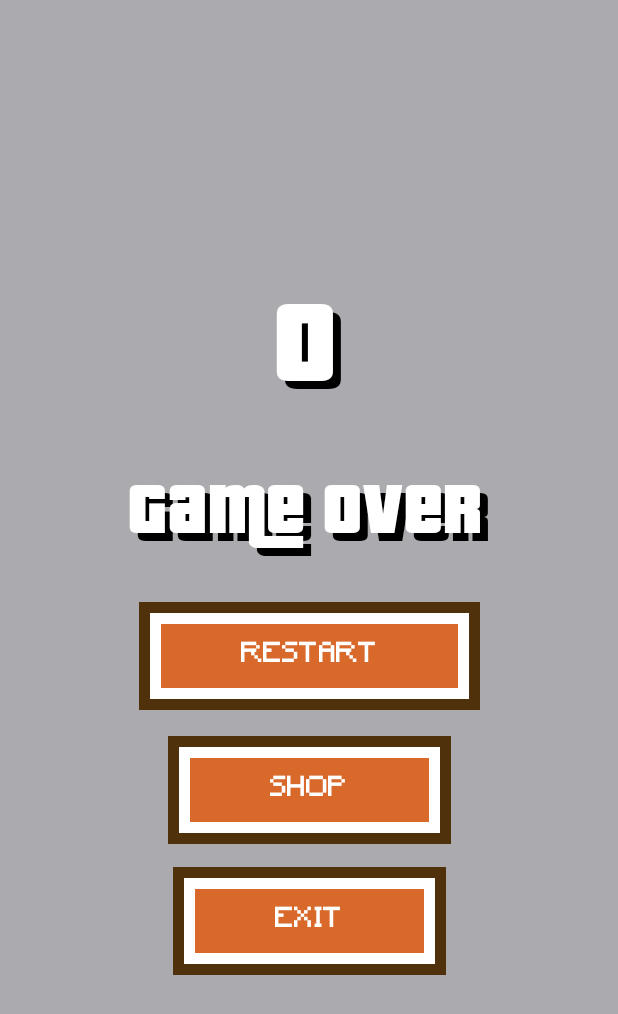
After one commit to GreedyGame/demo-offerwall, an Android app built with Jetpack Compose: the composable GameOverScreen called with empty values, on a phone screen of 412 x 824 dp. The commit adds this screen. Shown: the top 1014 px of the screen. Run offline under Robolectric (Android 15) with nearby library versions, the phone set to English and light mode, and no system bars.

Commit message:
major: add support for game over screen

```diff
--- a/iapgame/src/main/java/com/example/iapgame/racingcar_game/ui/game/state/BackgroundState.kt
+++ b/iapgame/src/main/java/com/example/iapgame/racingcar_game/ui/game/state/BackgroundState.kt
@@ -36,4 +36,8 @@ data class BackgroundState(
             )
         }
     }
+
+    fun reset() {
+        currentPosY = 0
+    }
 }
--- a/iapgame/src/main/java/com/example/iapgame/racingcar_game/ui/game/state/CarState.kt
+++ b/iapgame/src/main/java/com/example/iapgame/racingcar_game/ui/game/state/CarState.kt
@@ -27,6 +27,10 @@ data class CarState(
 ) {
 
     private var rotationDirection: RotationDirection? = null
+
+    fun changePosition(carPosition: CarPosition) {
+        position = carPosition
+    }
 
     fun draw(
         drawScope: DrawScope,
--- /dev/null
+++ b/iapgame/src/main/java/com/example/iapgame/racingcar_game/ui/home/GameOverScreen.kt
@@ -0,0 +1,161 @@
+package com.example.iapgame.racingcar_game.ui.home
+
+import androidx.compose.foundation.background
+import androidx.compose.foundation.border
+import androidx.compose.foundation.layout.Arrangement
+import androidx.compose.foundation.layout.Box
+import androidx.compose.foundation.layout.Column
+import androidx.compose.foundation.layout.PaddingValues
+import androidx.compose.foundation.layout.Spacer
+import androidx.compose.foundation.layout.fillMaxWidth
+import androidx.compose.foundation.layout.height
+import androidx.compose.foundation.layout.padding
+import androidx.compose.foundation.layout.wrapContentSize
+import androidx.compose.foundation.shape.RoundedCornerShape
+import androidx.compose.material3.Button
+import androidx.compose.material3.ButtonDefaults
+import androidx.compose.material3.Text
+import androidx.compose.runtime.Composable
+import androidx.compose.ui.Alignment
+import androidx.compose.ui.Modifier
+import androidx.compose.ui.graphics.Color
+import androidx.compose.ui.text.style.TextAlign
+import androidx.compose.ui.unit.dp
+import androidx.compose.ui.unit.sp
+import androidx.compose.ui.window.Dialog
+import androidx.compose.ui.window.DialogProperties
+import com.example.iapgame.racingcar_game.ui.theme.Brown
+import com.example.iapgame.racingcar_game.ui.theme.Orange
+import com.example.iapgame.racingcar_game.ui.theme.minecraft
+import com.example.iapgame.racingcar_game.ui.theme.pricedown
+
+@Composable
+fun GameOverScreen(
+    gameScore: Int, exitGame: () -> Unit, restartGame: () -> Unit, shop: () -> Unit
+) {
+    Dialog(
+        onDismissRequest = { exitGame() },
+        properties = DialogProperties(dismissOnClickOutside = false)
+    ) {
+        Column(
+            modifier = Modifier.wrapContentSize(),
+            verticalArrangement = Arrangement.Center,
+            horizontalAlignment = Alignment.CenterHorizontally
+        ) {
+            Box {
+                Text(
+                    modifier = Modifier.padding(start = 5.dp, top = 5.dp),
+                    text = "$gameScore",
+                    fontFamily = pricedown,
+                    color = Color.Black,
+                    fontSize = 80.sp
+                )
+                Text(
+                    text = "$gameScore",
+                    fontFamily = pricedown,
+                    color = Color.White,
+                    fontSize = 80.sp
+                )
+            }
+            Spacer(
+                modifier = Modifier
+                    .fillMaxWidth()
+                    .height(30.dp)
+            )
+            Box {
+                Text(
+                    modifier = Modifier.padding(start = 5.dp, top = 5.dp),
+                    text = "Game Over",
+                    fontFamily = pricedown,
+                    color = Color.Black,
+                    fontSize = 50.sp,
+                    textAlign = TextAlign.Center,
+                    lineHeight = 46.sp
+                )
+                Text(
+                    text = "Game Over",
+                    fontFamily = pricedown,
+                    color = Color.White,
+                    fontSize = 50.sp,
+                    textAlign = TextAlign.Center,
+                    lineHeight = 46.sp
+                )
+            }
+            Spacer(
+                modifier = Modifier
+                    .fillMaxWidth()
+                    .height(30.dp)
+            )
+            Button(
+                shape = RoundedCornerShape(0),
+                colors = ButtonDefaults.buttonColors(containerColor = Color.White),
+                modifier = Modifier
+                    .border(7.dp, Brown)
+                    .padding(7.dp),
+                onClick = restartGame,
+                contentPadding = PaddingValues(0.dp)
+            ) {
+                Text(
+                    text = "RESTART",
+                    color = Color.White,
+                    fontSize = 18.sp,
+                    modifier = Modifier
+                        .padding(all = 7.dp)
+                        .background(color = Orange)
+                        .padding(vertical = 11.dp, horizontal = 53.dp),
+                    fontFamily = minecraft
+                )
+            }
+            Spacer(
+                modifier = Modifier
+                    .fillMaxWidth()
+                    .height(17.dp)
+            )
+            Button(
+                shape = RoundedCornerShape(0),
+                colors = ButtonDefaults.buttonColors(containerColor = Color.White),
+                modifier = Modifier
+                    .border(7.dp, Brown)
+                    .padding(7.dp),
+                onClick = shop,
+                contentPadding = PaddingValues(0.dp)
+            ) {
+                Text(
+                    text = "SHOP",
+                    color = Color.White,
+                    fontSize = 18.sp,
+                    modifier = Modifier
+                        .padding(all = 7.dp)
+                        .background(color = Orange)
+                        .padding(vertical = 11.dp, horizontal = 53.dp),
+                    fontFamily = minecraft
+                )
+            }
+            Spacer(
+                modifier = Modifier
+                    .fillMaxWidth()
+                    .height(15.dp)
+            )
+            Button(
+                shape = RoundedCornerShape(0),
+                colors = ButtonDefaults.buttonColors(containerColor = Color.White),
+                modifier = Modifier
+                    .border(7.dp, Brown)
+                    .padding(7.dp),
+                onClick = exitGame,
+                contentPadding = PaddingValues(0.dp)
+            ) {
+                Text(
+                    text = "EXIT",
+                    color = Color.White,
+                    fontSize = 18.sp,
+                    modifier = Modifier
+                        .padding(all = 7.dp)
+                        .background(color = Orange)
+                        .padding(vertical = 11.dp, horizontal = 53.dp),
+                    fontFamily = minecraft
+                )
+            }
+        }
+    }
+}
```
Also changed, not shown: iapgame/src/main/java/com/example/iapgame/racingcar_game/ui/Navigation.kt (+10 -12 lines), iapgame/src/main/java/com/example/iapgame/racingcar_game/ui/game/GameCanvas.kt (+12 -17 lines), iapgame/src/main/java/com/example/iapgame/racingcar_game/ui/game/RacingGameScreen.kt (+47 -11 lines), iapgame/src/main/java/com/example/iapgame/racingcar_game/ui/game/state/BlockersState.kt (+10 -4 lines), iapgame/src/main/java/com/example/iapgame/racingcar_game/ui/game/state/GameState.kt (+6 -3 lines), iapgame/src/main/java/com/example/iapgame/racingcar_game/ui/home/GamePausedScreen.kt (added, +161 -0 lines), iapgame/src/main/java/com/example/iapgame/racingcar_game/ui/viewmodel/MainViewModel.kt (+15 -7 lines), iapgame/src/main/java/com/example/iapgame/racingcar_game/utils/SoundRepository.kt (+5 -5 lines).
